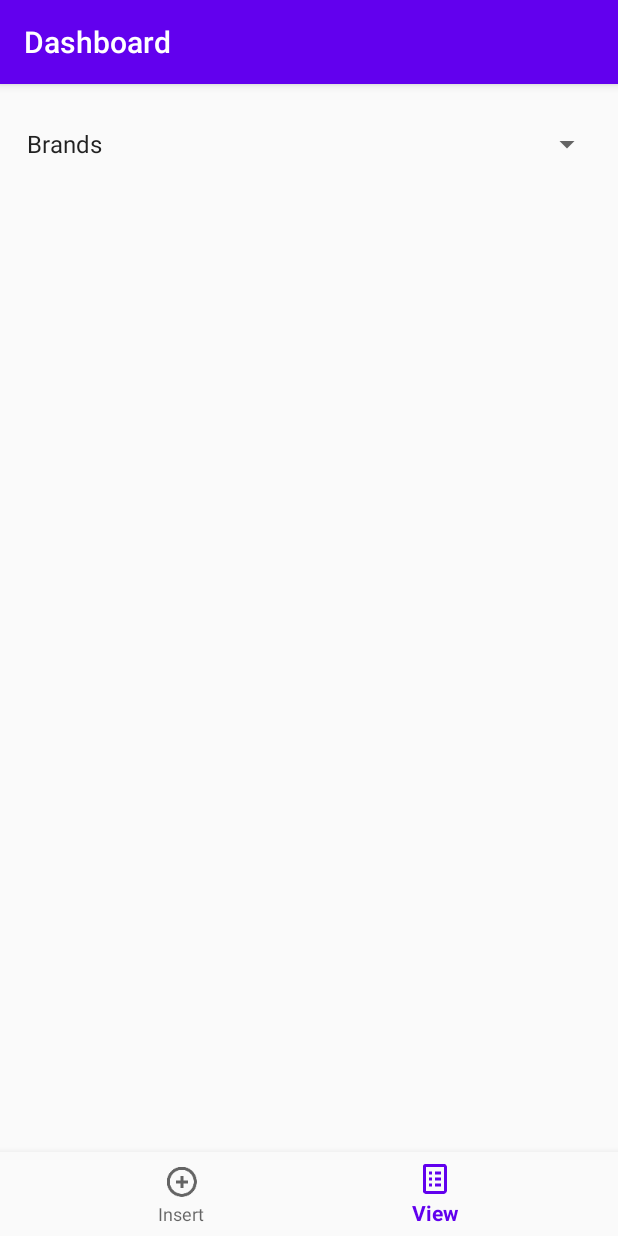
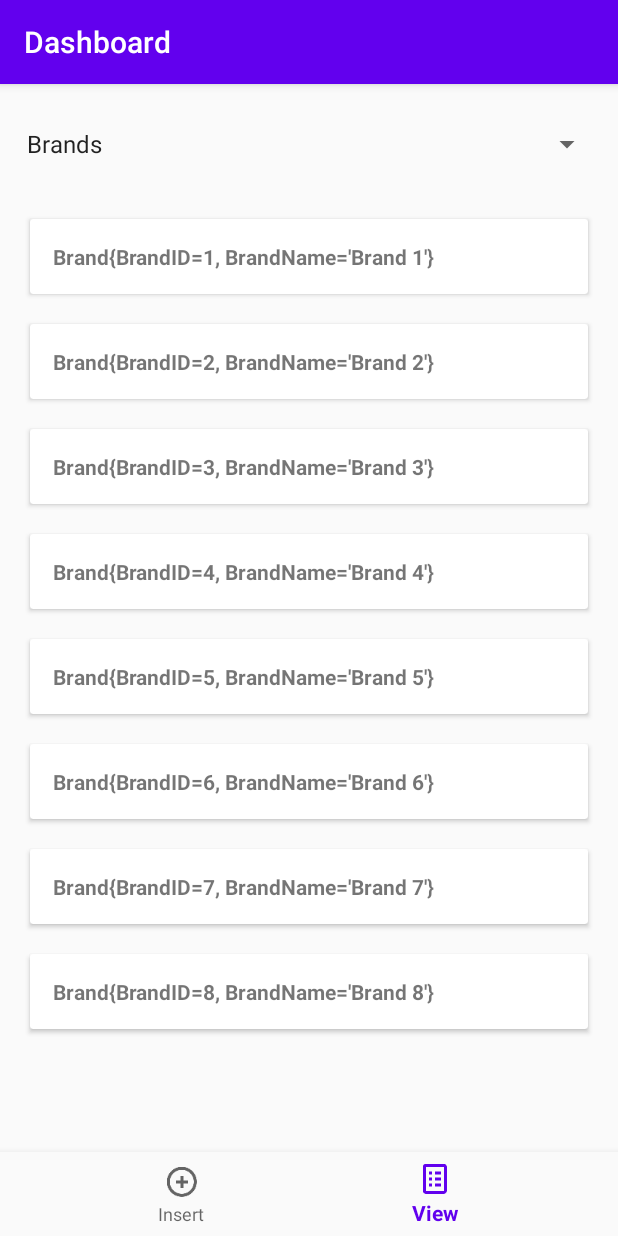
Before and after one commit to jdannhausenbrun/Databases-Final-Project, an Android app: the ViewFragment screen opened through its navigation route, on a phone screen of 412 x 824 dp. Run offline under Robolectric (Android 15) with nearby library versions, the phone set to English and light mode, and no system bars; our stand-ins replace navigation-ui.

Commit message:
Finished demo UI

```diff
--- a/app/build.gradle
+++ b/app/build.gradle
@@ -8,7 +8,7 @@ android {
 
     defaultConfig {
         applicationId "com.cs411databases.databasefinalproject"
-        minSdkVersion 16
+        minSdkVersion 21
         targetSdkVersion 29
         versionCode 1
         versionName "1.0"
--- a/app/src/main/java/com/cs411databases/databasefinalproject/ui/insert/InsertFragment.kt
+++ b/app/src/main/java/com/cs411databases/databasefinalproject/ui/insert/InsertFragment.kt
@@ -4,12 +4,15 @@ import android.os.Bundle
 import android.view.LayoutInflater
 import android.view.View
 import android.view.ViewGroup
+import android.widget.AdapterView
 import android.widget.ArrayAdapter
+import android.widget.EditText
 import android.widget.Spinner
 import androidx.fragment.app.Fragment
 import com.cs411databases.databasefinalproject.R
 
 class InsertFragment : Fragment() {
+    private var currentSpinnerSelection: Int = -1
 
     override fun onCreateView(
             inflater: LayoutInflater,
@@ -24,6 +27,64 @@ class InsertFragment : Fragment() {
         spinnerAdapter.setDropDownViewResource(android.R.layout.simple_spinner_dropdown_item)
         spinner.adapter = spinnerAdapter
 
+        val editText1: EditText = root.findViewById(R.id.editText1)
+        val editText2: EditText = root.findViewById(R.id.editText2)
+        val editText3: EditText = root.findViewById(R.id.editText3)
+        val editText4: EditText = root.findViewById(R.id.editText4)
+        val editText5: EditText = root.findViewById(R.id.editText5)
+
+        spinner.onItemSelectedListener = object : AdapterView.OnItemSelectedListener{
+            override fun onNothingSelected(parent: AdapterView<*>?) {}
+
+            override fun onItemSelected(parent: AdapterView<*>?, view: View?, position: Int, id: Long) {
+                when (position) {
+                    0 -> {
+                        editText1.hint = "BrandID"
+                        editText2.hint = "BrandName"
+                        editText3.hint = "N/A"
+                        editText4.hint = "N/A"
+                        editText5.hint = "N/A"
+                        currentSpinnerSelection = 0
+                    }
+                    1 -> {
+                        editText1.hint = "TransactionID"
+                        editText2.hint = "ProductOfferingID"
+                        editText3.hint = "TransactionDate"
+                        editText4.hint = "TransactionPrice"
+                        editText5.hint = "IsReturn"
+                        currentSpinnerSelection = 1
+                    }
+                    2 -> {
+                        editText1.hint = "RetailerID"
+                        editText2.hint = "RetailerName"
+                        editText3.hint = "RetailerCategory"
+                        editText4.hint = "N/A"
+                        editText5.hint = "N/A"
+                        currentSpinnerSelection = 2
+                    }
+                    3 -> {
+                        editText1.hint = "ProductID"
+                        editText2.hint = "BrandID"
+                        editText3.hint = "ProductName"
+                        editText4.hint = "ProductType"
+                        editText5.hint = "N/A"
+                        currentSpinnerSelection = 3
+                    }
+                    4 -> {
+                        editText1.hint = "ProductOfferingID"
+                        editText2.hint = "RetailerID"
+                        editText3.hint = "ProductID"
+                        editText4.hint = "Price"
+                        editText5.hint = "DiscountPrice"
+                        currentSpinnerSelection = 4
+                    }
+                    else -> { // Note the block
+
+                    }
+                }
+            }
+        }
+
         return root
     }
 }
--- a/app/src/main/java/com/cs411databases/databasefinalproject/ui/view/ViewFragment.kt
+++ b/app/src/main/java/com/cs411databases/databasefinalproject/ui/view/ViewFragment.kt
@@ -1,14 +1,19 @@
 package com.cs411databases.databasefinalproject.ui.view
 
 import android.os.Bundle
+import android.util.Log
 import android.view.LayoutInflater
 import android.view.View
 import android.view.ViewGroup
+import android.widget.AdapterView
 import android.widget.ArrayAdapter
 import android.widget.Spinner
+import android.widget.TextView
 import androidx.fragment.app.Fragment
+import androidx.recyclerview.widget.LinearLayoutManager
 import androidx.recyclerview.widget.RecyclerView
 import com.cs411databases.databasefinalproject.R
+import com.cs411databases.databasefinalproject.objects.Brand
 
 class ViewFragment : Fragment() {
 
@@ -26,6 +31,83 @@ class ViewFragment : Fragment() {
         spinner.adapter = spinnerAdapter
 
         val recyclerView: RecyclerView = root.findViewById(R.id.view_recyclerview)
+
+        val brand1 = Brand()
+        brand1.brandID = 1L
+        brand1.brandName = "Brand 1"
+        val brand2 = Brand()
+        brand2.brandID = 2L
+        brand2.brandName = "Brand 2"
+        val brand3 = Brand()
+        brand3.brandID = 3L
+        brand3.brandName = "Brand 3"
+        val brand4 = Brand()
+        brand4.brandID = 4L
+        brand4.brandName = "Brand 4"
+        val brand5 = Brand()
+        brand5.brandID = 5L
+        brand5.brandName = "Brand 5"
+        val brand6 = Brand()
+        brand6.brandID = 6L
+        brand6.brandName = "Brand 6"
+        val brand7 = Brand()
+        brand7.brandID = 7L
+        brand7.brandName = "Brand 7"
+        val brand8 = Brand()
+        brand8.brandID = 8L
+        brand8.brandName = "Brand 8"
+        var listOfItems: MutableList<Any> = mutableListOf(brand1, brand2, brand3, brand4, brand5, brand6, brand7, brand8)
+        val listAdapter = ListAdapter(listOfItems)
+
+        recyclerView.apply {
+            layoutManager = LinearLayoutManager(activity)
+            adapter = listAdapter
+        }
+
+        spinner.onItemSelectedListener = object : AdapterView.OnItemSelectedListener{
+            override fun onNothingSelected(parent: AdapterView<*>?) {}
+
+            override fun onItemSelected(parent: AdapterView<*>?, view: View?, position: Int, id: Long) {
+                when (position) {
+                    0 -> print("x == 0")
+                    1 -> print("x == 1")
+                    2 -> print("x == 2")
+                    3 -> print("x == 3")
+                    4 -> print("x == 4")
+                    else -> { // Note the block
+
+                    }
+                }
+            }
+        }
+
+        listAdapter.notifyDataSetChanged()
+
         return root
     }
+
+    class ListAdapter(private val list: List<Any>): RecyclerView.Adapter<ListAdapter.ObjectViewHolder>() {
+
+        override fun onCreateViewHolder(parent: ViewGroup, viewType: Int): ObjectViewHolder {
+            val inflater = LayoutInflater.from(parent.context)
+            return ObjectViewHolder(inflater, parent)
+        }
+
+        override fun onBindViewHolder(holder: ObjectViewHolder, position: Int) {
+            val obj: Any = list[position]
+            holder.bind(obj)
+        }
+
+        override fun getItemCount(): Int = list.size
+
+        class ObjectViewHolder(inflater: LayoutInflater, parent: ViewGroup) :
+            RecyclerView.ViewHolder(inflater.inflate(R.layout.view_list_item, parent, false)) {
+
+            private var textView: TextView = itemView.findViewById(R.id.list_item_text)
+
+            fun bind(obj: Any) {
+                textView.text = obj.toString()
+            }
+        }
+    }
 }
--- /dev/null
+++ b/app/src/main/res/layout/view_list_item.xml
@@ -0,0 +1,15 @@
+<?xml version="1.0" encoding="utf-8"?>
+<androidx.cardview.widget.CardView xmlns:android="http://schemas.android.com/apk/res/android"
+    android:layout_width="match_parent"
+    android:layout_height="wrap_content"
+    android:layout_margin="10dp"
+    android:elevation="20dp">
+
+    <TextView
+        android:id="@+id/list_item_text"
+        android:layout_width="match_parent"
+        android:layout_height="wrap_content"
+        android:layout_margin="15dp"
+        android:text="TextView"
+        android:textStyle="bold" />
+</androidx.cardview.widget.CardView>
```
Also changed, not shown: app/src/main/res/drawable/ic_dashboard_black_24dp.xml (deleted, +0 -9 lines), app/src/main/res/drawable/ic_home_black_24dp.xml (deleted, +0 -9 lines).
